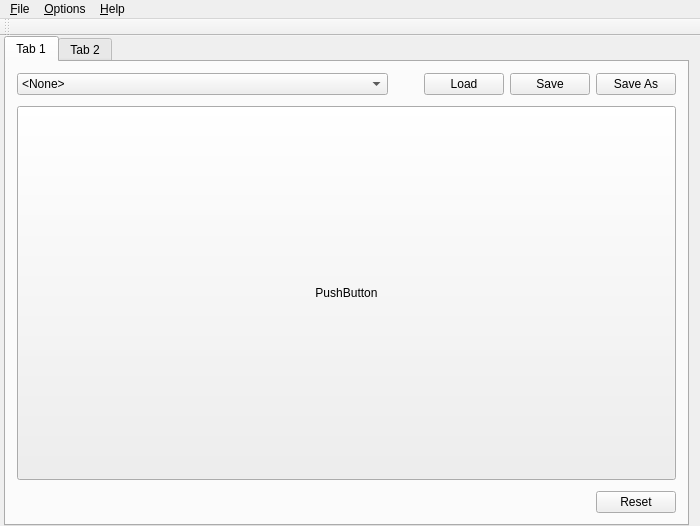
Above: mainwindow.ui from AntiMicroX/antimicrox before the change. Below: the same form after it.
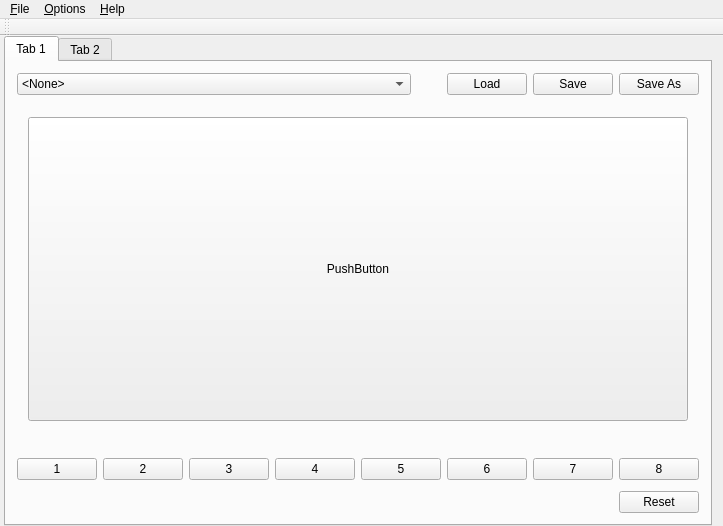
That is the form after the change.

```diff
--- a/mainwindow.ui
+++ b/mainwindow.ui
@@ -20,10 +20,23 @@
    <string notr="true">JoyButtonWidget[isflashing=&quot;true&quot;],
 JoyAxisWidget[isflashing=&quot;true&quot;] {
     background-color: rgb(0, 0, 255);
-}</string>
+	color: rgb(205, 197, 191);
+}
+
+QPushButton#setPushButton1[setActive=&quot;false&quot;],
+QPushButton#setPushButton2[setActive=&quot;false&quot;],
+QPushButton#setPushButton3[setActive=&quot;false&quot;],
+QPushButton#setPushButton4[setActive=&quot;false&quot;],
+QPushButton#setPushButton5[setActive=&quot;false&quot;],
+QPushButton#setPushButton6[setActive=&quot;false&quot;],
+QPushButton#setPushButton7[setActive=&quot;false&quot;],
+QPushButton#setPushButton8[setActive=&quot;false&quot;] {
+	background-color: rgb(190, 190, 190);
+}
+</string>
   </property>
   <widget class="QWidget" name="centralWidget">
-   <layout class="QVBoxLayout" name="verticalLayout">
+   <layout class="QGridLayout" name="gridLayout_2">
     <property name="leftMargin">
      <number>4</number>
     </property>
@@ -33,7 +46,7 @@
     <property name="bottomMargin">
      <number>0</number>
     </property>
-    <item>
+    <item row="0" column="0">
      <widget class="QStackedWidget" name="stackedWidget">
       <property name="sizePolicy">
        <sizepolicy hsizetype="MinimumExpanding" vsizetype="MinimumExpanding">
@@ -124,7 +137,7 @@
            <attribute name="title">
             <string>Tab 1</string>
            </attribute>
-           <layout class="QVBoxLayout" name="verticalLayout_6">
+           <layout class="QVBoxLayout" name="verticalLayout_5">
             <item>
              <layout class="QHBoxLayout" name="horizontalLayout">
               <item>
@@ -243,10 +256,12 @@
              </spacer>
             </item>
             <item>
+             <widget class="QStackedWidget" name="stackedWidget_2">
+              <property name="currentIndex">
+               <number>0</number>
+              </property>
+              <widget class="QWidget" name="page">
              <layout class="QGridLayout" name="gridLayout">
-              <property name="sizeConstraint">
-               <enum>QLayout::SetDefaultConstraint</enum>
-              </property>
               <item row="0" column="0">
                <widget class="QPushButton" name="pushButton">
                 <property name="sizePolicy">
@@ -267,6 +282,118 @@
                </widget>
               </item>
              </layout>
+              </widget>
+              <widget class="QWidget" name="page_2"/>
+              <widget class="QWidget" name="page_3"/>
+              <widget class="QWidget" name="page_4"/>
+              <widget class="QWidget" name="page_5"/>
+              <widget class="QWidget" name="page_6"/>
+              <widget class="QWidget" name="page_7"/>
+              <widget class="QWidget" name="page_8"/>
+             </widget>
+            </item>
+            <item>
+             <spacer name="verticalSpacer_3">
+              <property name="orientation">
+               <enum>Qt::Vertical</enum>
+              </property>
+              <property name="sizeType">
+               <enum>QSizePolicy::Fixed</enum>
+              </property>
+              <property name="sizeHint" stdset="0">
+               <size>
+                <width>20</width>
+                <height>20</height>
+               </size>
+              </property>
+             </spacer>
+            </item>
+            <item>
+             <layout class="QHBoxLayout" name="horizontalLayout_2">
+              <item>
+               <widget class="QPushButton" name="setPushButton1">
+                <property name="styleSheet">
+                 <string notr="true"/>
+                </property>
+                <property name="text">
+                 <string>1</string>
+                </property>
+                <property name="setActive" stdset="0">
+                 <bool>true</bool>
+                </property>
+               </widget>
+              </item>
+              <item>
+               <widget class="QPushButton" name="setPushButton2">
+                <property name="text">
+                 <string>2</string>
+                </property>
+                <property name="setActive" stdset="0">
+                 <bool>false</bool>
+                </property>
+               </widget>
+              </item>
+              <item>
+               <widget class="QPushButton" name="setPushButton3">
+                <property name="text">
+                 <string>3</string>
+                </property>
+                <property name="setActive" stdset="0">
+                 <bool>false</bool>
+                </property>
+               </widget>
+              </item>
+              <item>
+               <widget class="QPushButton" name="setPushButton4">
+                <property name="text">
+                 <string>4</string>
+                </property>
+                <property name="setActive" stdset="0">
+                 <bool>false</bool>
+                </property>
+               </widget>
+              </item>
+              <item>
+               <widget class="QPushButton" name="setPushButton5">
+                <property name="text">
+                 <string>5</string>
+                </property>
+                <property name="setActive" stdset="0">
+                 <bool>false</bool>
+                </property>
+               </widget>
+              </item>
+              <item>
+               <widget class="QPushButton" name="setPushButton6">
+                <property name="text">
+                 <string>6</string>
+                </property>
+                <property name="setActive" stdset="0">
+                 <bool>false</bool>
+                </property>
+               </widget>
+              </item>
+              <item>
+               <widget class="QPushButton" name="setPushButton7">
+                <property name="text">
+                 <string>7</string>
+                </property>
+                <property name="setActive" stdset="0">
+                 <bool>false</bool>
+                </property>
+               </widget>
+              </item>
+              <item>
+               <widget class="QPushButton" name="setPushButton8">
+                <property name="text">
+                 <string>8</string>
+                </property>
+                <property name="setActive" stdset="0">
+                 <bool>false</bool>
+                </property>
+               </widget>
+              </item>
+             </layout>
             </item>
             <item>
              <spacer name="verticalSpacer">
@@ -284,7 +411,22 @@
               </property>
              </spacer>
             </item>
-            <item alignment="Qt::AlignRight">
+            <item>
+             <layout class="QHBoxLayout" name="horizontalLayout_3">
+              <item>
+               <spacer name="horizontalSpacer_2">
+                <property name="orientation">
+                 <enum>Qt::Horizontal</enum>
+                </property>
+                <property name="sizeHint" stdset="0">
+                 <size>
+                  <width>40</width>
+                  <height>20</height>
+                 </size>
+                </property>
+               </spacer>
+              </item>
+              <item>
              <widget class="QPushButton" name="pushButton_9">
               <property name="sizePolicy">
                <sizepolicy hsizetype="Fixed" vsizetype="Fixed">
@@ -304,6 +446,10 @@
              </widget>
             </item>
            </layout>
+            </item>
+           </layout>
+           <zorder>verticalSpacer_3</zorder>
+           <zorder>stackedWidget_2</zorder>
           </widget>
           <widget class="QWidget" name="tab_2">
            <attribute name="title">
```
Lines whose indentation alone changed are shown as unchanged.
